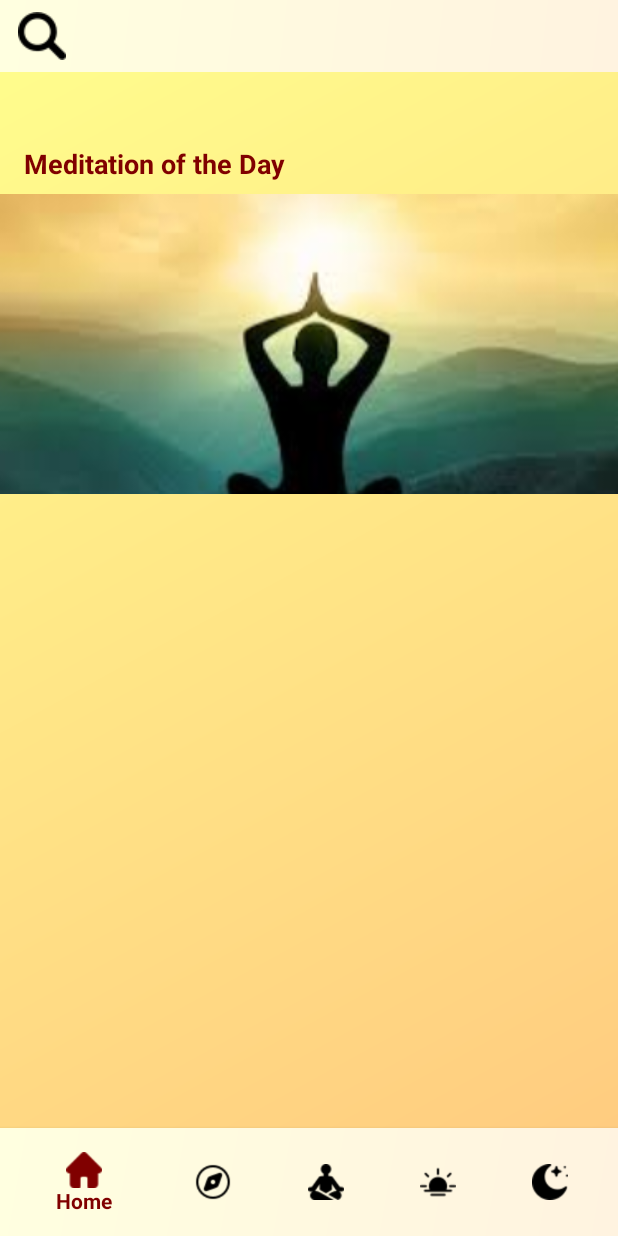
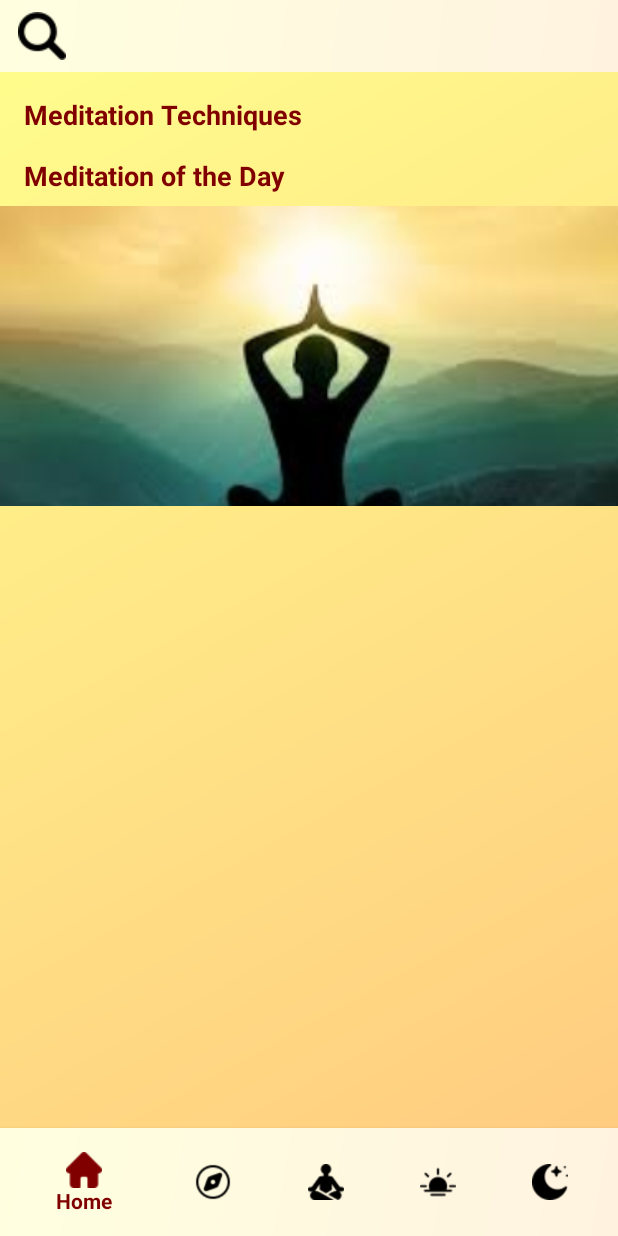
Before and after one commit to jasonpatigayon25/MeditationGuideApp, an Android app: the screen it shows after launch (MainActivity), on a phone screen of 412 x 824 dp. Run offline under Robolectric (Android 15) with nearby library versions, the phone set to English and light mode, and no system bars; our stand-ins replace Firebase (no records; nobody signed in at launch, a user with empty details on screens opened directly).

Commit message:
project and exam for finals

```diff
--- a/app/src/main/res/layout/fragment_home.xml
+++ b/app/src/main/res/layout/fragment_home.xml
@@ -37,12 +37,12 @@
             app:layout_behavior="@string/appbar_scrolling_view_behavior" />
 
         <TextView
-            android:id="@+id/tv_meditation_techniques_title"
+            android:id="@+id/tv_meditation_techniques"
             android:layout_width="wrap_content"
             android:layout_height="wrap_content"
             android:layout_marginStart="16dp"
-            android:layout_marginTop="8dp"
-
+            android:layout_marginTop="16dp"
+            android:text="@string/meditation_techniques"
             android:textSize="18sp"
             android:textStyle="bold"
             android:textColor="@color/maroon" />
```
